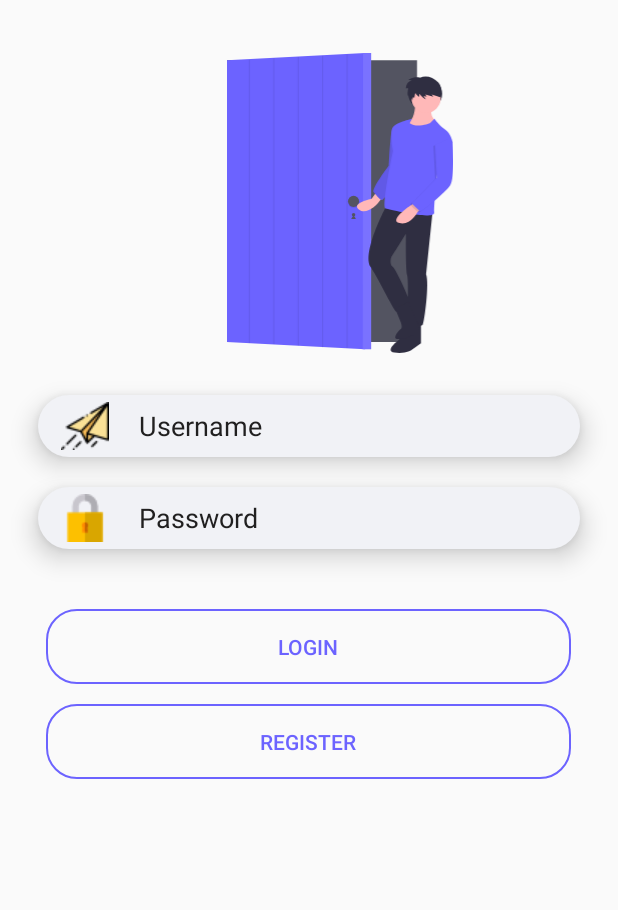
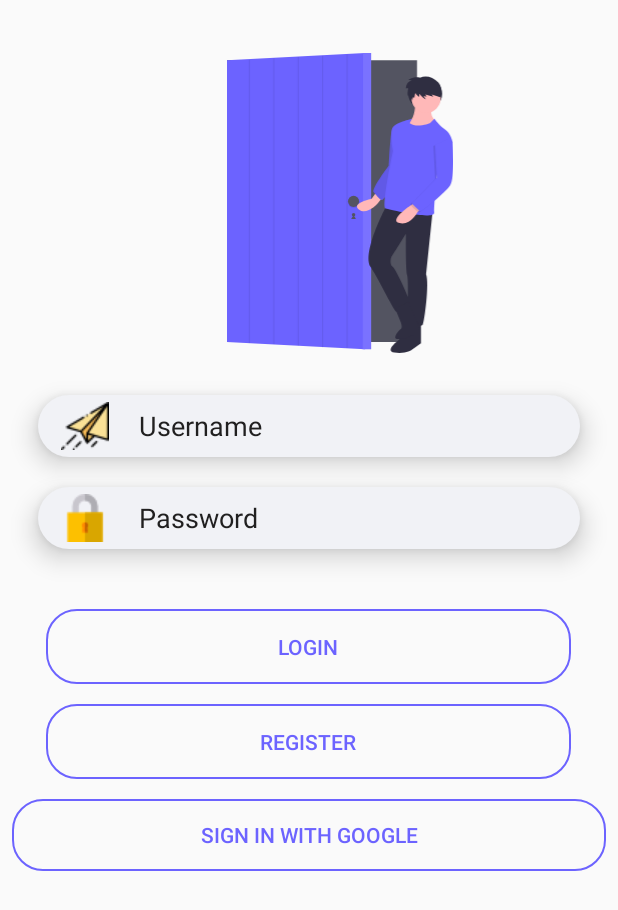
Before and after one commit to Ardi-bog/smkCodingC2Project, an Android app: the screen it shows after launch (LoginActivity), on a phone screen of 412 x 824 dp. Shown: the top 910 px of the screen. Run offline under Robolectric (Android 15) with nearby library versions, the phone set to English and light mode, and no system bars; our stand-ins replace Firebase (no records; nobody signed in at launch, a user with empty details on screens opened directly), Volley; libraries missing offline, so code that uses them is left out: com.firebase.ui.

Commit message:
LoginAuth

```diff
--- a/app/build.gradle
+++ b/app/build.gradle
@@ -1,6 +1,7 @@
 apply plugin: 'com.android.application'
 apply plugin: 'kotlin-android'
 apply plugin: 'kotlin-android-extensions'
+apply plugin: 'com.google.gms.google-services'
 
 android {
     compileSdkVersion 28
@@ -41,6 +42,7 @@ dependencies {
     implementation 'androidx.core:core-ktx:1.2.0'
     implementation 'androidx.constraintlayout:constraintlayout:1.1.3'
     implementation 'androidx.legacy:legacy-support-v4:1.0.0'
+    implementation 'com.google.firebase:firebase-auth:16.0.5'
     testImplementation 'junit:junit:4.12'
     androidTestImplementation 'androidx.test.ext:junit:1.1.1'
     androidTestImplementation 'androidx.test.espresso:espresso-core:3.2.0'
@@ -62,4 +64,5 @@ dependencies {
     implementation "androidx.cardview:cardview:1.0.0"
     implementation 'com.android.volley:volley:1.1.1'
     implementation 'de.hdodenhof:circleimageview:2.1.0'
+    implementation 'com.firebaseui:firebase-ui-auth:6.2.0'
 }
--- a/app/src/main/java/com/example/bgsmkcoding/LoginActivity.kt
+++ b/app/src/main/java/com/example/bgsmkcoding/LoginActivity.kt
@@ -1,8 +1,10 @@
 package com.example.bgsmkcoding
 
+import android.app.Activity
 import android.app.ProgressDialog
 import android.content.Context
 import android.content.Intent
+import android.os.Build.MODEL
 import androidx.appcompat.app.AppCompatActivity
 import android.os.Bundle
 import android.view.View
@@ -12,13 +14,17 @@ import com.android.volley.Request.Method.POST
 import com.android.volley.Response
 import com.android.volley.toolbox.StringRequest
 import com.android.volley.toolbox.Volley
+import com.firebase.ui.auth.AuthUI
+import com.google.firebase.auth.FirebaseAuth
 import kotlinx.android.synthetic.main.activity_login.*
 import java.lang.reflect.Method
 import java.math.BigInteger
 
-class LoginActivity : AppCompatActivity() {
+class LoginActivity : AppCompatActivity(), View.OnClickListener {
 
     private var hasilmd5: String? = null
+    private var auth: FirebaseAuth? = null
+    private val RC_SIGN_IN = 1
     private var progressDialog: ProgressDialog? = null
 
     override fun onCreate(savedInstanceState: Bundle?) {
@@ -26,7 +32,16 @@ class LoginActivity : AppCompatActivity() {
         setContentView(R.layout.activity_login)
 
         progressDialog = ProgressDialog(this)
+        progress.visibility = View.GONE
+        login.setOnClickListener(this)
+        auth = FirebaseAuth.getInstance()
 
+        if(auth!!.currentUser == null){
+        }else{
+            intent = Intent(applicationContext,MainActivity::class.java)
+            startActivity(intent)
+            finish()
+        }
         val id_user = idUser
         if (id_user != "null") {
             gotoCourseActivity()
@@ -131,4 +146,35 @@ class LoginActivity : AppCompatActivity() {
             return preferences.getString("id_user", "null")
         }
 
+    override fun onActivityResult(
+        requestCode: Int,
+        resultCode: Int,
+        data: Intent?
+        ) {
+        super.onActivityResult(requestCode, resultCode, data)
+        if(requestCode == RC_SIGN_IN) {
+            if (resultCode == Activity.RESULT_OK){
+                Toast.makeText(this, "Login Berhasil" , Toast.LENGTH_SHORT).show()
+                intent = Intent(applicationContext,MainActivity::class.java)
+                startActivity(intent)
+                finish()
+            }else{
+                progress.visibility = View.GONE
+                Toast.makeText(this, "Login Dibatalkan", Toast.LENGTH_SHORT).show()
+            }
+        }
+    }
+
+        override fun onClick(v: View?) {
+        startActivityForResult(
+            AuthUI.getInstance()
+            .createSignInIntentBuilder()
+            .setAvailableProviders(listOf(AuthUI.IdpConfig.GoogleBuilder().build()))
+            .setIsSmartLockEnabled(false)
+            .build(),
+            RC_SIGN_IN)
+
+        progress.visibility = View.VISIBLE
+    }
+
 }
--- a/app/src/main/res/layout/activity_login.xml
+++ b/app/src/main/res/layout/activity_login.xml
@@ -100,4 +100,43 @@
         android:background="@drawable/button"
         android:layout_below="@+id/btnLogin"
         android:text="Register" />
+    <ProgressBar
+        android:id="@+id/progress"
+        style="?android:attr/progressBarStyle"
+        android:layout_width="wrap_content"
+        android:layout_height="wrap_content"
+        android:layout_centerHorizontal="true"
+        android:layout_centerVertical="true"
+        android:layout_marginStart="181dp"
+        android:layout_marginTop="583dp"
+        android:layout_marginEnd="182dp"
+        android:layout_marginBottom="100dp"
+        app:layout_constraintBottom_toBottomOf="parent"
+        app:layout_constraintEnd_toEndOf="parent"
+        app:layout_constraintHorizontal_bias="0.5"
+        app:layout_constraintStart_toStartOf="parent"
+        app:layout_constraintTop_toTopOf="parent"
+        tools:ignore="MissingConstraints" />
+
+    <Button
+        android:id="@+id/login"
+        android:background="@drawable/button"
+        android:layout_width="match_parent"
+        android:layout_height="wrap_content"
+        android:textColor="#6c63ff"
+        android:layout_marginStart="8dp"
+        android:layout_marginLeft="8dp"
+        android:layout_marginTop="5dp"
+        android:layout_marginEnd="8dp"
+        android:layout_marginRight="8dp"
+        android:layout_weight="1"
+        android:layout_below="@+id/btnRegister"
+        android:text="Sign In With Google"
+        app:layout_constraintBottom_toBottomOf="parent"
+        app:layout_constraintEnd_toEndOf="parent"
+        app:layout_constraintHorizontal_bias="0.5"
+        app:layout_constraintStart_toStartOf="parent"
+        app:layout_constraintTop_toTopOf="parent"
+        tools:ignore="MissingConstraints" />
+
 </RelativeLayout>
--- a/build.gradle
+++ b/build.gradle
@@ -8,8 +8,9 @@ buildscript {
 
     }
     dependencies {
-        classpath 'com.android.tools.build:gradle:3.6.3'
+        classpath 'com.android.tools.build:gradle:4.0.0'
         classpath "org.jetbrains.kotlin:kotlin-gradle-plugin:$kotlin_version"
+        classpath 'com.google.gms:google-services:4.2.0'
 
         // NOTE: Do not place your application dependencies here; they belong
         // in the individual module build.gradle files
```
Also changed, not shown: gradle/wrapper/gradle-wrapper.properties.
